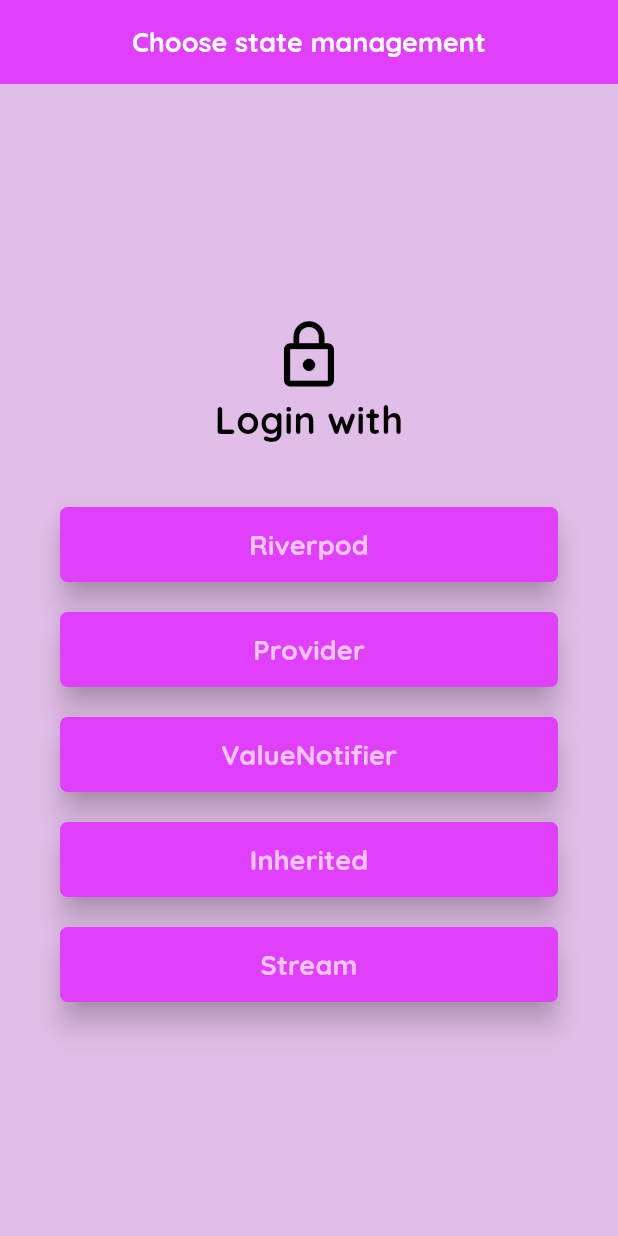
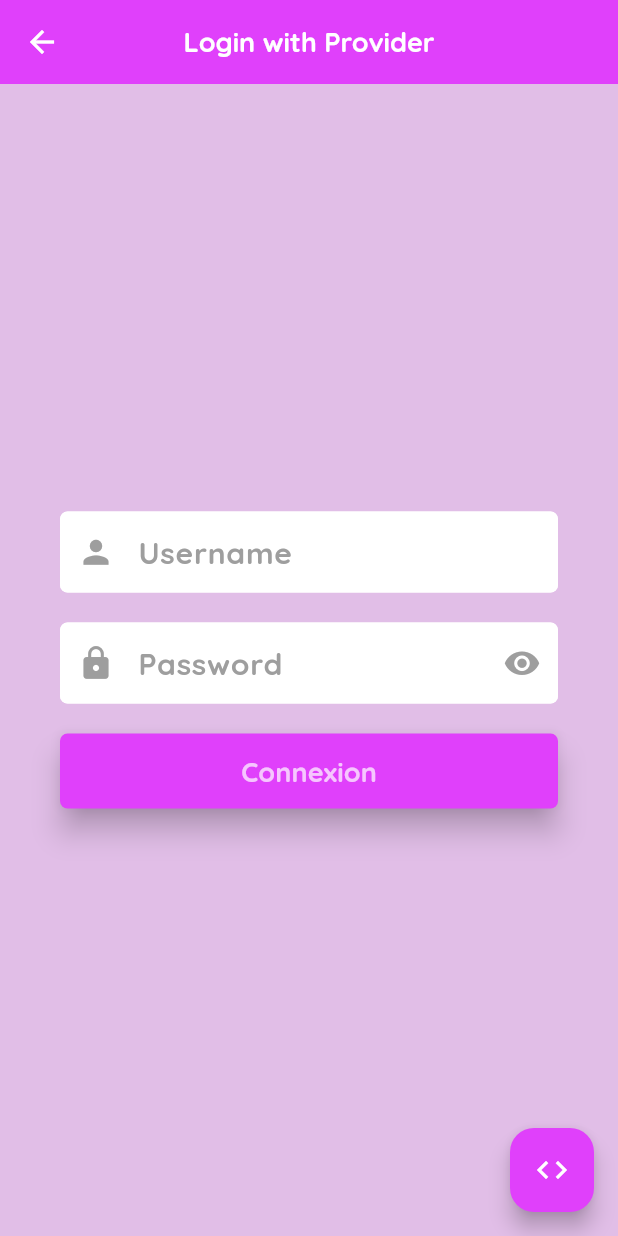
Before and after one commit to wilfried0/state_management_login_example, a Flutter app: the screen it shows after launch, after a tap on "Provider", on a phone screen of 412 x 824 dp. Run offline on Flutter 3.47's test engine with Material 2 defaults, Android fonts, the phone set to English and light mode, and no system bars; our stand-ins replace flutter_riverpod.

Commit message:
provider state management without services package

```diff
--- /dev/null
+++ b/lib/Provider/login_provider.dart
@@ -0,0 +1,109 @@
+import 'package:flutter/material.dart';
+import 'package:provider/provider.dart';
+import 'package:state_management_tuto/Provider/notifiers/login_provider_notifier.dart';
+import 'package:state_management_tuto/Provider/notifiers/password_visibility_provider_notifier.dart';
+import 'package:state_management_tuto/shared/functions.dart';
+import '../shared/widgets.dart';
+import '../shared/custom_button.dart';
+
+class LoginProvider extends StatelessWidget {
+  final TextEditingController usernameController = TextEditingController(), passwordController = TextEditingController();
+
+  @override
+  void dispose(){
+    usernameController.dispose();
+    passwordController.dispose();
+  }
+
+  @override
+  Widget build(BuildContext context) {
+    final hidden = Provider.of<PasswordVisibilityProviderNotifier>(context);
+    final login = Provider.of<LoginProviderNotifier>(context);
+
+    return Scaffold(
+      backgroundColor: Colors.purple.shade100,
+      appBar: customAppBar(title: 'Login with Provider'),
+      body: Padding(
+        padding: const EdgeInsets.only(left: 40, right: 40),
+        child: Column(
+          mainAxisAlignment: MainAxisAlignment.center,
+          children: [
+            TextField(
+              controller: usernameController,
+              style: const TextStyle(fontSize: 20, color: Colors.black, fontWeight: FontWeight.bold),
+              decoration: const InputDecoration(
+                  fillColor: Colors.white,
+                  filled: true,
+                  isDense: true,
+                  enabledBorder: OutlineInputBorder(
+                    borderSide: BorderSide(color: Colors.white),
+                    borderRadius: BorderRadius.all(Radius.circular(5)),
+                  ),
+                  focusedBorder: OutlineInputBorder(
+                    borderSide: BorderSide(color: Colors.white),
+                    borderRadius: BorderRadius.all(Radius.circular(5)),
+                  ),
+                  prefixIcon: Icon(Icons.person, color: Colors.grey, size: 25,),
+                  hintText: 'Username',
+                  border: InputBorder.none,
+                  hintStyle: TextStyle(fontSize: 20, fontWeight: FontWeight.bold, color: Colors.grey)
+              ),
+            ),
+
+            const SizedBox(height: 20,),
+
+            TextField(
+              controller: passwordController,
+              obscureText: hidden.isHidden,
+              style: const TextStyle(fontSize: 20, color: Colors.black, fontWeight: FontWeight.bold),
+              decoration: InputDecoration(
+                  fillColor: Colors.white,
+                  filled: true,
+                  isDense: true,
+                  enabledBorder: const OutlineInputBorder(
+                    borderSide: BorderSide(color: Colors.white),
+                    borderRadius: BorderRadius.all(Radius.circular(5)),
+                  ),
+                  focusedBorder: const OutlineInputBorder(
+                    borderSide: BorderSide(color: Colors.white),
+                    borderRadius: BorderRadius.all(Radius.circular(5)),
+                  ),
+                  prefixIcon: const Icon(Icons.lock, color: Colors.grey, size: 25,),
+                  suffixIcon: IconButton(
+                    onPressed: () {
+                      hidden.passwordVisibility();
+                    },
+                    icon: Icon(hidden.isHidden?Icons.visibility_off:Icons.visibility, color: Colors.grey, size: 25,),
+                  ),
+                  hintText: 'Password',
+                  border: InputBorder.none,
+                  hintStyle: const TextStyle(fontSize: 20, fontWeight: FontWeight.bold, color: Colors.grey)
+              ),
+            ),
+
+            const SizedBox(height: 20,),
+
+            login.isLoggIn? const CircularProgressIndicator():
+            CustomButton(
+                onPressed: () {
+                  login.login(
+                      username: usernameController.text,
+                      password: passwordController.text,
+                      context: context
+                  );
+                },
+                title: 'Connexion',
+                textStyle: customTextStyleButton(),
+                color: Colors.purpleAccent
+            )
+          ],
+        ),
+      ),
+      floatingActionButton: const FloatingActionButton(
+        backgroundColor: Colors.purpleAccent,
+        onPressed: launchURL,
+        child: Icon(Icons.code, color: Colors.white,),
+      ),
+    );
+  }
+}
--- /dev/null
+++ b/lib/Provider/notifiers/password_visibility_provider_notifier.dart
@@ -0,0 +1,11 @@
+import 'package:flutter/material.dart';
+
+class PasswordVisibilityProviderNotifier extends ChangeNotifier{
+  bool _isHidden = false;
+  bool get isHidden => _isHidden;
+
+  void passwordVisibility() {
+    _isHidden = !_isHidden;
+    notifyListeners();
+  }
+}
--- /dev/null
+++ b/lib/Riverpod/notifiers/login_riverpod_notifier.dart
@@ -0,0 +1,41 @@
+import 'package:flutter/material.dart';
+import 'package:flutter_riverpod/flutter_riverpod.dart';
+import 'package:state_management_tuto/shared/widgets.dart';
+import '../services/login_riverpod_service.dart';
+
+final loginNotifierProvider = StateNotifierProvider<LoginRiverpodNotifier, bool>(
+        (ref) => LoginRiverpodNotifier(ref.watch(loginServiceProvider))
+);
+
+class LoginRiverpodNotifier extends StateNotifier<bool>{
+  final LoginRiverpodService _loginService;
+  LoginRiverpodNotifier(this._loginService) : super(false);
+
+  login({required String username, required String password, required BuildContext context}) async {
+    if(password.isEmpty) {
+      ScaffoldMessenger.of(context).showSnackBar(showSnackBar(context: context, content: 'Password is required', label: 'Error'));
+      return;
+    }
+    if(password.length < 8) {
+      ScaffoldMessenger.of(context).showSnackBar(showSnackBar(context: context, content: 'Password length must be greater than 8', label: 'Error'));
+      return;
+    }
+    if(username.isEmpty) {
+      ScaffoldMessenger.of(context).showSnackBar(showSnackBar(context: context, content: 'Username is required', label: 'Error'));
+      return;
+    }
+    if(password != 'password'){
+      ScaffoldMessenger.of(context).showSnackBar(showSnackBar(context: context, content: 'Username or password doesn\'t match', label: 'Error'));
+    }else{
+      try {
+        state = true;
+        await _loginService.loginRiverpod(username: username, password: password).then((value) {
+          ScaffoldMessenger.of(context).showSnackBar(showSnackBar(context: context, content: 'Logged successfully!', label: 'Success', color: Colors.green));
+        });
+        state = false;
+      }catch(e){
+        state = false;
+      }
+    }
+  }
+}
--- a/lib/Riverpod/services/password_visibility_service.dart
+++ /dev/null
@@ -1,5 +0,0 @@
-import 'package:flutter_riverpod/flutter_riverpod.dart';
-
-final passwordVisibilityServiceProvider = Provider<PasswordVisibilityService>((ref) => PasswordVisibilityService());
-
-class PasswordVisibilityService {}
--- a/lib/home.dart
+++ b/lib/home.dart
@@ -1,7 +1,12 @@
 import 'package:flutter/material.dart';
+import 'package:provider/provider.dart';
+import 'package:state_management_tuto/Provider/login_provider.dart';
+import 'package:state_management_tuto/Provider/notifiers/login_provider_notifier.dart';
 import 'package:state_management_tuto/Riverpod/login_riverpod.dart';
 import 'package:state_management_tuto/shared/custom_button.dart';
 import 'package:state_management_tuto/shared/widgets.dart';
+
+import 'Provider/notifiers/password_visibility_provider_notifier.dart';
 
 class Home extends StatelessWidget {
   const Home({super.key});
@@ -27,7 +32,15 @@ class Home extends StatelessWidget {
             ),
             const SizedBox(height: 20,),
             CustomButton(
-                onPressed: () => null,//Navigator.push(context, MaterialPageRoute(builder: (_) => LoginRiverpod())),
+                onPressed: () {
+                  Navigator.push(context, MaterialPageRoute(builder: (_) => MultiProvider(
+                    providers: [
+                      ChangeNotifierProvider(create: (_) => PasswordVisibilityProviderNotifier()),
+                      ChangeNotifierProvider(create: (_) => LoginProviderNotifier())
+                    ],
+                      child: LoginProvider()
+                  )));
+                },
                 title: 'Provider',
                 textStyle: customTextStyleButton(),
                 color: Colors.purpleAccent
--- a/pubspec.yaml
+++ b/pubspec.yaml
@@ -37,6 +37,7 @@ dependencies:
   cupertino_icons: ^1.0.2
   flutter_riverpod: ^2.4.0
   url_launcher: ^6.1.14
+  provider: ^6.0.5
 
 dev_dependencies:
   flutter_test:
```
Also changed, not shown: lib/Provider/notifiers/login_provider_notifier.dart (renamed from lib/Riverpod/notifiers/login_notifier.dart, +11 -19 lines), lib/Riverpod/login_riverpod.dart (+6 -5 lines), lib/Riverpod/notifiers/password_visibility_notifier.dart (deleted, +0 -15 lines), lib/Riverpod/notifiers/password_visibility_riverpod_notifier.dart (added, +13 -0 lines), lib/Riverpod/services/login_riverpod_service.dart (added, +14 -0 lines), lib/Riverpod/services/login_service.dart (deleted, +0 -14 lines), lib/shared/functions.dart (added, +8 -0 lines), pubspec.lock.
